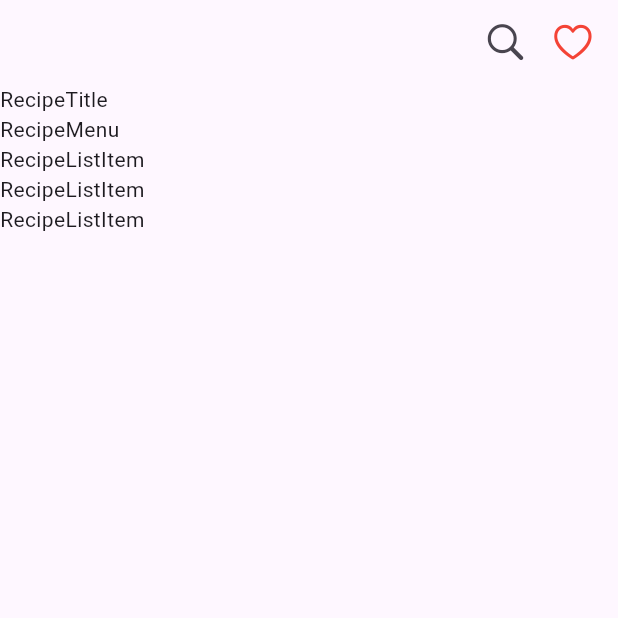
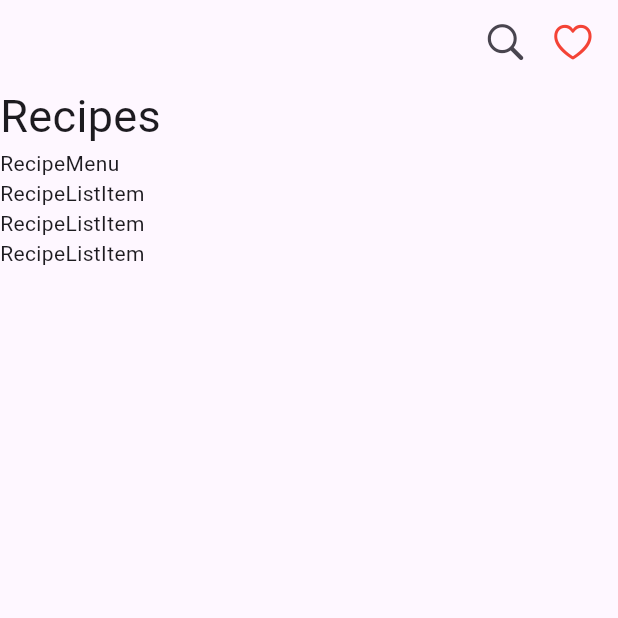
Before and after one commit to seoyeon-haru/flutter_recipe_app, a Flutter app: the screen it shows after launch, on a phone screen of 412 x 824 dp, the top half of it. Run offline on Flutter 3.47's test engine with Material 3 defaults, Android fonts, the phone set to English and light mode, and no system bars.

Commit message:
change fontSize

```diff
--- a/lib/recipe_title.dart
+++ b/lib/recipe_title.dart
@@ -3,6 +3,11 @@ import 'package:flutter/material.dart';
 class RecipeTitle extends StatelessWidget {
   @override
   Widget build(BuildContext context) {
-    return Text('RecipeTitle');
+    return Text(
+      'Recipes',
+      style: TextStyle(
+        fontSize: 30,
+      ),
+    );
   }
 }
```
